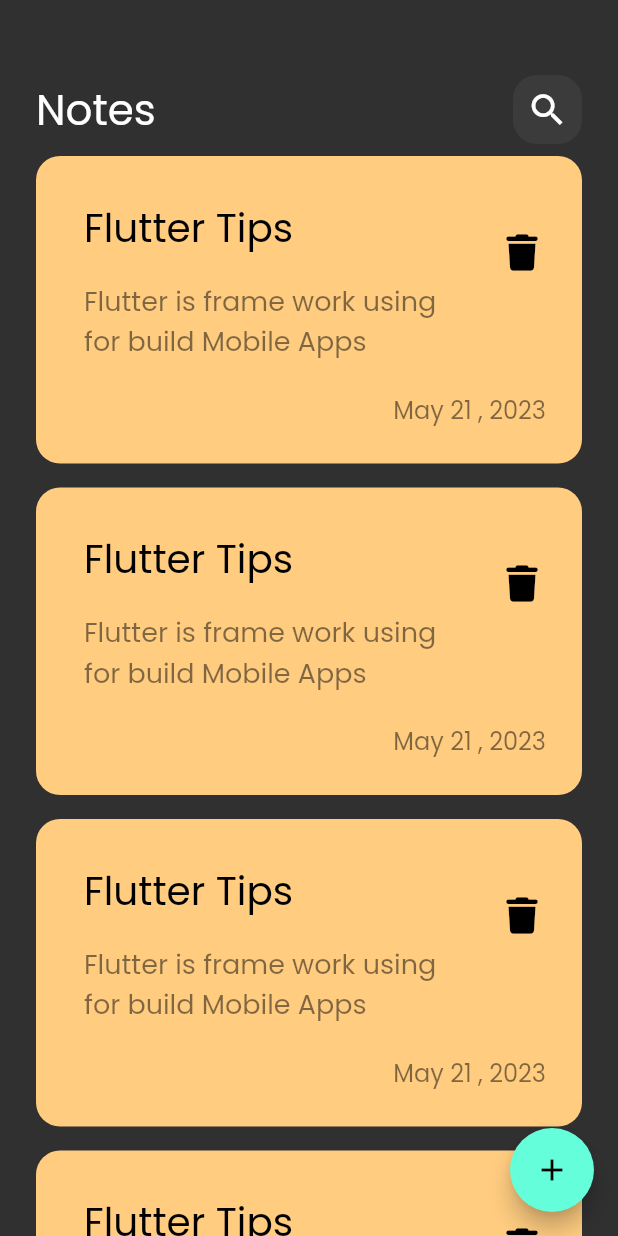
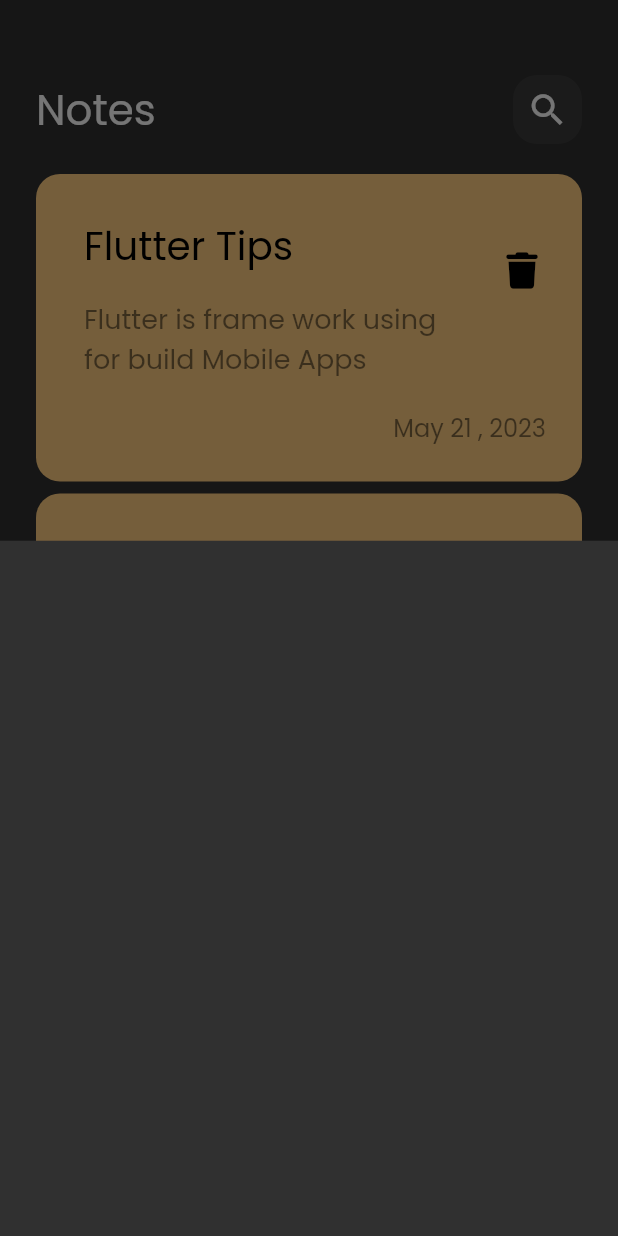
Before and after one commit to MinaAdly2/notes-app, a Flutter app: the screen it shows after launch, after a tap on the "add" icon, on a phone screen of 412 x 824 dp. Run offline on Flutter 3.47's test engine with Material 2 defaults, Android fonts, the phone set to English and light mode, and no system bars; our stand-ins replace font_awesome_flutter.

Commit message:
show modal bottom sheet

```diff
--- a/lib/views/notes_view.dart
+++ b/lib/views/notes_view.dart
@@ -1,4 +1,5 @@
 import 'package:flutter/material.dart';
+import 'package:notes_app/views/widgets/add_note_bottom_sheet.dart';
 import 'package:notes_app/views/widgets/notes_view_body.dart';
 
 class NotesView extends StatelessWidget {
@@ -9,7 +10,13 @@ class NotesView extends StatelessWidget {
     return Scaffold(
       body: const NotesViewBody(),
       floatingActionButton: FloatingActionButton(
-        onPressed: () {},
+        onPressed: () {
+          showModalBottomSheet(
+              context: context,
+              builder: (context) {
+                return const AddNoteBottomSheet();
+              });
+        },
         child: const Icon(Icons.add),
       ),
     );
--- /dev/null
+++ b/lib/views/widgets/add_note_bottom_sheet.dart
@@ -0,0 +1,10 @@
+import 'package:flutter/material.dart';
+
+class AddNoteBottomSheet extends StatelessWidget {
+  const AddNoteBottomSheet({super.key});
+
+  @override
+  Widget build(BuildContext context) {
+    return Container();
+  }
+}
--- a/lib/views/widgets/notes_list_view.dart
+++ b/lib/views/widgets/notes_list_view.dart
@@ -6,13 +6,17 @@ class NotesListView extends StatelessWidget {
 
   @override
   Widget build(BuildContext context) {
-    return ListView.builder(
-      itemBuilder: (context, index) {
-        return const Padding(
-          padding: EdgeInsets.symmetric(vertical: 8),
-          child: NoteItem(),
-        );
-      },
+    return Padding(
+      padding: const EdgeInsets.symmetric(vertical: 16),
+      child: ListView.builder(
+        padding: EdgeInsets.zero,
+        itemBuilder: (context, index) {
+          return const Padding(
+            padding: EdgeInsets.symmetric(vertical: 4),
+            child: NoteItem(),
+          );
+        },
+      ),
     );
   }
 }
```
